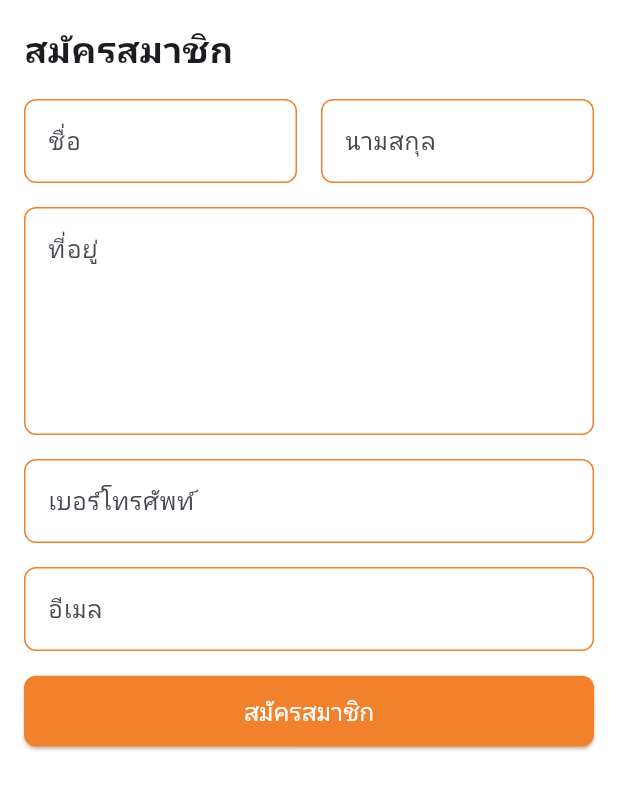
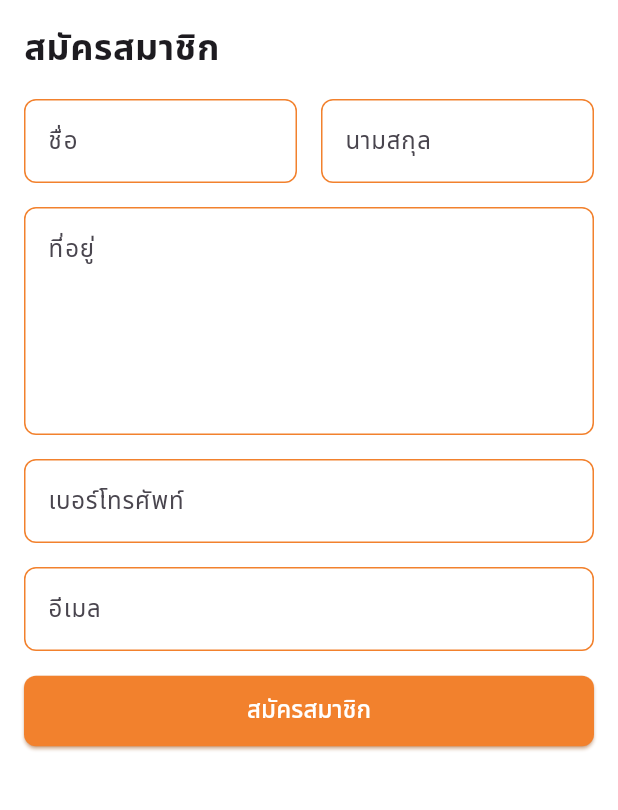
Before and after one commit to farm24dev/form_register_diversition, a Flutter app: the screen it shows after launch, on a phone screen of 412 x 824 dp, the part 177-987 px from its top. Run offline on Flutter 3.47's test engine with Material 3 defaults, Android fonts, the phone set to English and light mode, and no system bars; our stand-ins replace bloc, equatable, flutter_bloc.

Commit message:
Refactor code structure for improved readability and maintainability

```diff
--- a/lib/app.dart
+++ b/lib/app.dart
@@ -1,7 +1,5 @@
 import 'package:flutter/material.dart';
 import 'package:form_register_diversition/presentations/landing/pages/landing_page.dart';
-
-import 'package:google_fonts/google_fonts.dart';
 
 class MyApp extends StatelessWidget {
   const MyApp({super.key});
@@ -13,8 +11,8 @@ class MyApp extends StatelessWidget {
       title: 'Flutter Demo',
       theme: ThemeData(
         colorScheme: ColorScheme.fromSeed(seedColor: Colors.deepPurple),
-        textTheme: GoogleFonts.robotoTextTheme(Theme.of(context).textTheme),
         useMaterial3: true,
+        fontFamily: 'NotoSans',
       ),
       home: const LandingPage(),
     );
--- a/lib/constants/app_text_styles.dart
+++ b/lib/constants/app_text_styles.dart
@@ -1,31 +1,30 @@
 import 'package:flutter/material.dart';
-import 'package:google_fonts/google_fonts.dart';
 
 class AppTextStyles {
   AppTextStyles._();
 
-  // Base size you can scale from
-  static const double _baseFontSize = 14.0;
+  static const String _fontFamily = 'NotoSans';
+  static const double _fontSize = 14.0;
+  static const FontWeight _fontWeight = FontWeight.normal;
 
-  // Factory getters using GoogleFonts to guarantee proper font loading.
-  static TextStyle regular({Color color = Colors.white, double? fontSize}) =>
-      GoogleFonts.roboto(
-        fontSize: fontSize ?? _baseFontSize,
-        fontWeight: FontWeight.w400,
-        color: color,
-      );
+  static const TextStyle regular = TextStyle(
+    fontFamily: _fontFamily,
+    fontSize: _fontSize,
+    fontWeight: _fontWeight,
+    color: Colors.white,
+  );
 
-  static TextStyle medium({Color color = Colors.white, double? fontSize}) =>
-      GoogleFonts.roboto(
-        fontSize: fontSize ?? _baseFontSize,
-        fontWeight: FontWeight.w500,
-        color: color,
-      );
+  static const TextStyle medium = TextStyle(
+    fontFamily: _fontFamily,
+    fontSize: _fontSize,
+    fontWeight: FontWeight.w500,
+    color: Colors.white,
+  );
 
-  static TextStyle bold({Color color = Colors.white, double? fontSize}) =>
-      GoogleFonts.roboto(
-        fontSize: fontSize ?? _baseFontSize,
-        fontWeight: FontWeight.w700,
-        color: color,
-      );
+  static const TextStyle bold = TextStyle(
+    fontFamily: _fontFamily,
+    fontSize: _fontSize,
+    fontWeight: FontWeight.bold,
+    color: Colors.white,
+  );
 }
--- a/lib/presentations/auth/register/widgets/button_custom.dart
+++ b/lib/presentations/auth/register/widgets/button_custom.dart
@@ -27,7 +27,7 @@ class ButtonCustom extends StatelessWidget {
       ),
       child: Text(
         text ?? 'Button Custom',
-        style: AppTextStyles.medium().copyWith(fontSize: fontSize ?? 16),
+        style: AppTextStyles.medium.copyWith(fontSize: fontSize ?? 16),
       ),
     );
   }
```
Also changed, not shown: lib/presentations/auth/register/widgets/dialogs/app_dialogs.dart (+4 -4 lines), pubspec.yaml (+14 -0 lines), assets/fonts/NotoSansThai-Bold.ttf (added), assets/fonts/NotoSansThai-Light.ttf (added), assets/fonts/NotoSansThai-Medium.ttf (added), assets/fonts/NotoSansThai-Regular.ttf (added), assets/fonts/NotoSansThai-SemiBold.ttf (added), assets/fonts/NotoSansThai-Thin.ttf (added).
